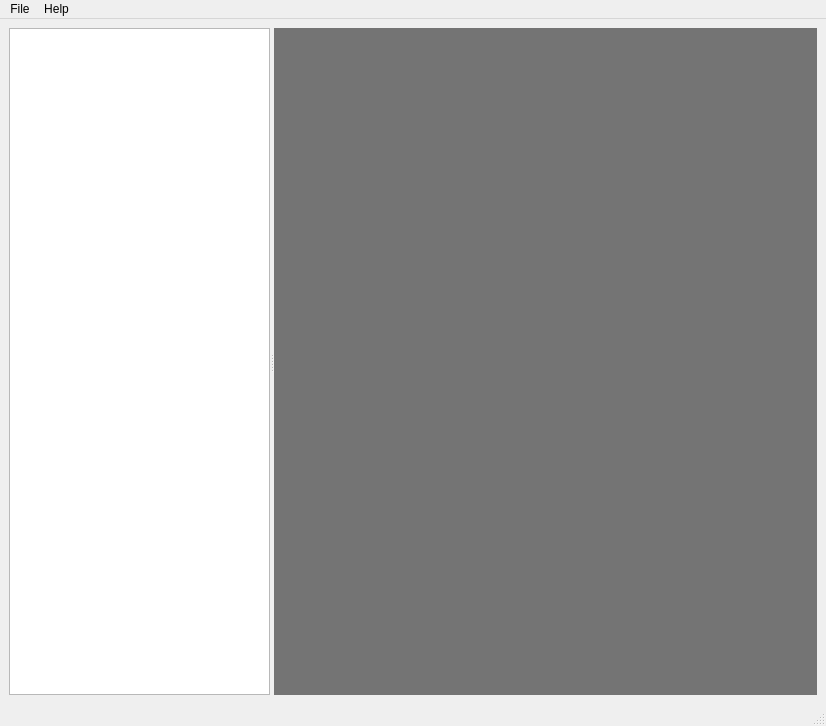
Old version of the form Apps/Editors/MainWindow.ui in the repository s-daveb/elemental-game.
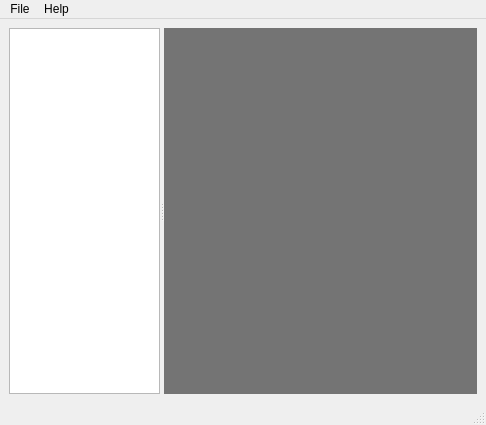
New version of the form.

Commit message: Implement basic file picker treeview and loading text documents

What changed in the file:
```diff
--- a/Apps/Editors/MainWindow.ui
+++ b/Apps/Editors/MainWindow.ui
@@ -6,8 +6,8 @@
    <rect>
     <x>0</x>
     <y>0</y>
-    <width>826</width>
-    <height>726</height>
+    <width>486</width>
+    <height>425</height>
    </rect>
   </property>
   <property name="sizePolicy">
@@ -29,8 +29,44 @@
       <property name="orientation">
        <enum>Qt::Orientation::Horizontal</enum>
       </property>
-      <widget class="QTreeView" name="fsTreeView"/>
+      <widget class="QTreeView" name="fsTreeView">
+       <property name="minimumSize">
+        <size>
+         <width>150</width>
+         <height>0</height>
+        </size>
+       </property>
+       <property name="maximumSize">
+        <size>
+         <width>350</width>
+         <height>16777215</height>
+        </size>
+       </property>
+       <property name="horizontalScrollBarPolicy">
+        <enum>Qt::ScrollBarPolicy::ScrollBarAlwaysOff</enum>
+       </property>
+       <property name="animated">
+        <bool>true</bool>
+       </property>
+      </widget>
       <widget class="QMdiArea" name="mdiArea">
+       <property name="minimumSize">
+        <size>
+         <width>0</width>
+         <height>0</height>
+        </size>
+       </property>
+       <property name="maximumSize">
+        <size>
+         <width>16777215</width>
+         <height>16777215</height>
+        </size>
+       </property>
+       <property name="font">
+        <font>
+         <family>.AppleSystemUIFont</family>
+        </font>
+       </property>
        <property name="autoFillBackground">
         <bool>true</bool>
        </property>
@@ -56,7 +92,7 @@
         <enum>QMdiArea::ViewMode::SubWindowView</enum>
        </property>
        <property name="documentMode">
-        <bool>true</bool>
+        <bool>false</bool>
        </property>
        <property name="tabsClosable">
         <bool>true</bool>
@@ -77,7 +113,7 @@
     <rect>
      <x>0</x>
      <y>0</y>
-     <width>826</width>
+     <width>486</width>
      <height>24</height>
     </rect>
    </property>
```
Left out of the diff: 9 changed lines with no effect on the pictures. The commit also changes 2 other files.
